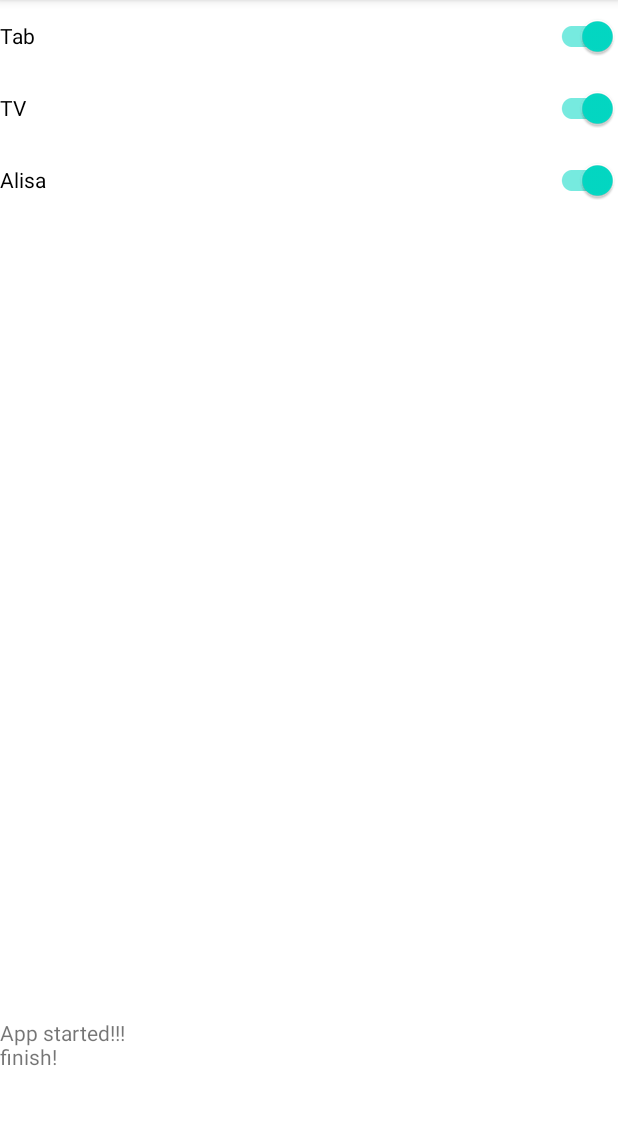
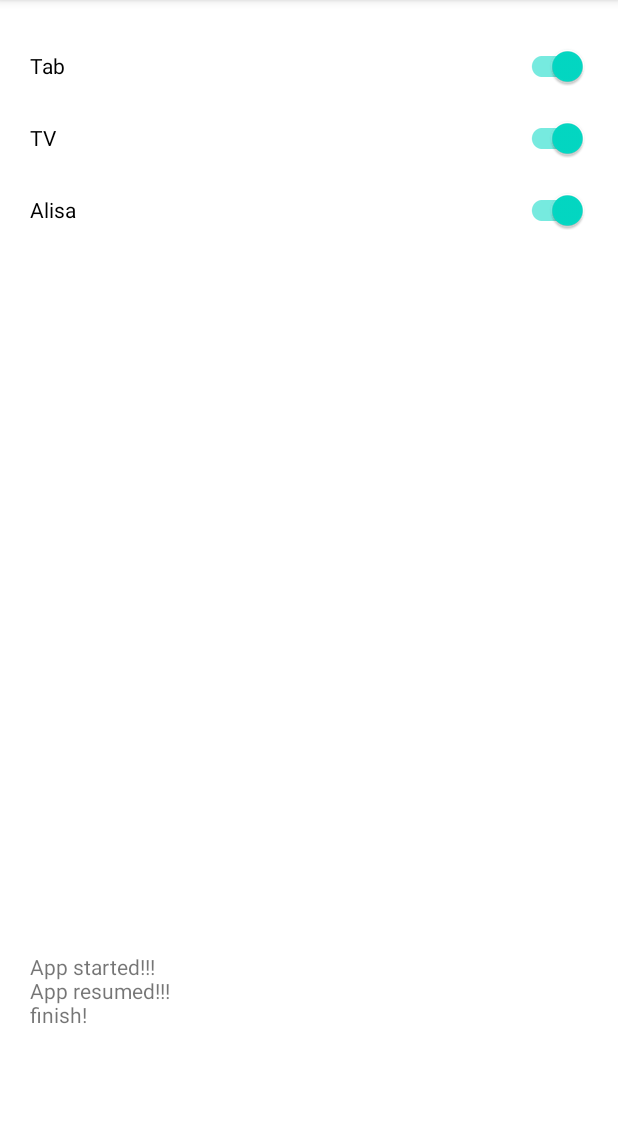
Before and after one commit to stan220/Zte-F660-Control, an Android app: the screen it shows after launch (MainActivity), on a phone screen of 412 x 824 dp, the part 84-1209 px from its top. Run offline under Robolectric (Android 15) with nearby library versions, the phone set to English and light mode, and no system bars.

Commit message:
Fix resume.

```diff
--- a/app/src/main/java/com/stan220/ztef660control/MainActivity.java
+++ b/app/src/main/java/com/stan220/ztef660control/MainActivity.java
@@ -6,7 +6,6 @@ import android.os.AsyncTask;
 import android.os.Bundle;
 import android.text.method.ScrollingMovementMethod;
 import android.view.View;
-import android.widget.EditText;
 import android.widget.TextView;
 import android.widget.Toast;
 
@@ -51,8 +50,14 @@ public class MainActivity extends AppCompatActivity {
         }));
 
         System.out.println("App started!!!");
+    }
+
+    @Override
+    protected void onResume() {
+        super.onResume();
+
+        System.out.println("App resumed!!!");
         new DownloadFilesTask(this).execute();
-
     }
 
     public void onSwitchClick(View view) {
@@ -170,7 +175,7 @@ public class MainActivity extends AppCompatActivity {
                 switchAlisa.setChecked(false);
             }
 
-            Toast.makeText(context, "Состояние обновлено!", Toast.LENGTH_LONG).show();
+            Toast.makeText(context, "Статус обновлён!", Toast.LENGTH_LONG).show();
         }
 
     }
--- a/app/src/main/res/layout/activity_main.xml
+++ b/app/src/main/res/layout/activity_main.xml
@@ -5,7 +5,9 @@
     xmlns:tools="http://schemas.android.com/tools"
     android:layout_width="fill_parent"
     android:layout_height="fill_parent"
-    android:orientation="vertical">
+    android:foregroundGravity="fill"
+    android:orientation="vertical"
+    android:padding="20dp">
 
     <com.google.android.material.switchmaterial.SwitchMaterial
         android:id="@+id/switchTab"
@@ -34,7 +36,8 @@
     <TextView
         android:id="@+id/textView"
         android:layout_width="match_parent"
-        android:layout_height="586dp"
+        android:layout_height="538dp"
+        android:layout_gravity="fill"
         android:fadeScrollbars="false"
         android:gravity="bottom"
         android:isScrollContainer="true"
```
